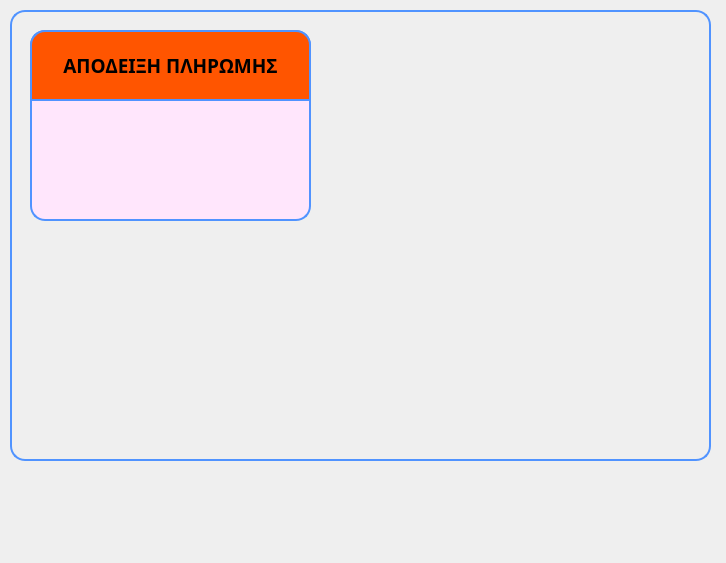
Old version of the form givemoneydialog.ui in the repository MrRisoni/Gauss.
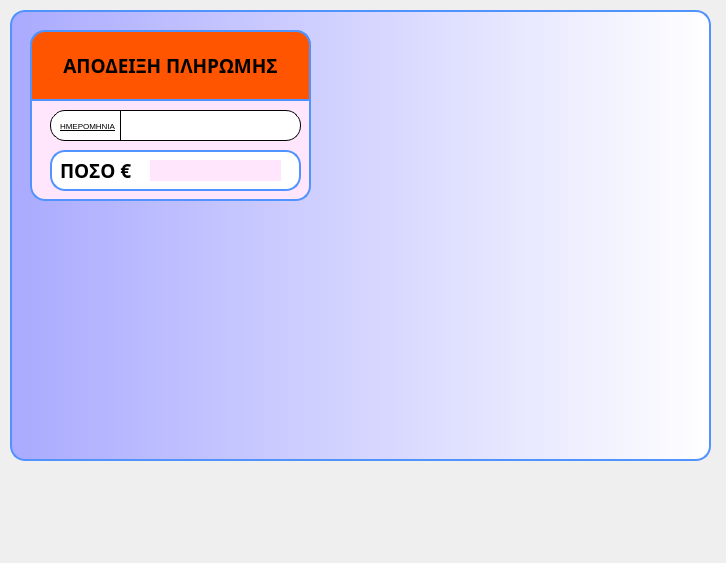
New version of the form.

```diff
--- a/givemoneydialog.ui
+++ b/givemoneydialog.ui
@@ -30,7 +30,8 @@
 	border-color: rgb(80, 147, 255);
 	border-style: solid;
 	border-width: 2px;
-	border-radius : 15px;
+	border-radius : 15px;	
+	background-color: qlineargradient(spread:pad, x1:0, y1:0, x2:1, y2:0, stop:0 rgba(170, 170, 255, 255), stop:1 rgba(255, 255, 255, 255));
 }</string>
    </property>
    <property name="frameShape">
@@ -48,7 +49,7 @@
       <x>20</x>
       <y>20</y>
       <width>281</width>
-      <height>191</height>
+      <height>171</height>
      </rect>
     </property>
     <property name="styleSheet">
@@ -194,6 +195,144 @@
       <set>Qt::AlignCenter</set>
      </property>
     </widget>
+    <widget class="QLineEdit" name="lineDate">
+     <property name="geometry">
+      <rect>
+       <x>90</x>
+       <y>80</y>
+       <width>181</width>
+       <height>31</height>
+      </rect>
+     </property>
+     <property name="styleSheet">
+      <string notr="true">border-color: black;
+border-style: solid;
+border-width: 1px;
+border-top-right-radius : 15px;
+border-bottom-right-radius : 15px;
+
+</string>
+     </property>
+    </widget>
+    <widget class="QLabel" name="label">
+     <property name="geometry">
+      <rect>
+       <x>30</x>
+       <y>85</y>
+       <width>61</width>
+       <height>21</height>
+      </rect>
+     </property>
+     <property name="font">
+      <font>
+       <pointsize>6</pointsize>
+       <underline>true</underline>
+      </font>
+     </property>
+     <property name="text">
+      <string>ΗΜΕΡΟΜΗΝΙΑ</string>
+     </property>
+    </widget>
+    <widget class="QFrame" name="frameMoney">
+     <property name="geometry">
+      <rect>
+       <x>20</x>
+       <y>120</y>
+       <width>251</width>
+       <height>41</height>
+      </rect>
+     </property>
+     <property name="styleSheet">
+      <string notr="true">#frameMoney {
+	border-color: rgb(80, 147, 255);
+	border-style: solid;
+	border-width: 2px;
+	border-radius : 15px;		
+	background-color: rgb(255, 255, 255);
+
+}</string>
+     </property>
+     <property name="frameShape">
+      <enum>QFrame::StyledPanel</enum>
+     </property>
+     <property name="frameShadow">
+      <enum>QFrame::Raised</enum>
+     </property>
+     <widget class="QLabel" name="label_2">
+      <property name="geometry">
+       <rect>
+        <x>10</x>
+        <y>0</y>
+        <width>81</width>
+        <height>41</height>
+       </rect>
+      </property>
+      <property name="font">
+       <font>
+        <family>STIX</family>
+        <pointsize>14</pointsize>
+        <weight>75</weight>
+        <bold>true</bold>
+       </font>
+      </property>
+      <property name="text">
+       <string>ΠΟΣΟ €</string>
+      </property>
+     </widget>
+     <widget class="QLineEdit" name="lineAmount">
+      <property name="geometry">
+       <rect>
+        <x>100</x>
+        <y>10</y>
+        <width>131</width>
+        <height>21</height>
+       </rect>
+      </property>
+      <property name="font">
+       <font>
+        <pointsize>11</pointsize>
+       </font>
+      </property>
+      <property name="styleSheet">
+       <string notr="true">#lineAmount{
+	background-color: rgb(255, 230, 252);
+
+}</string>
+      </property>
+      <property name="frame">
+       <bool>false</bool>
+      </property>
+     </widget>
+    </widget>
+    <widget class="QLabel" name="helpLabel">
+     <property name="geometry">
+      <rect>
+       <x>20</x>
+       <y>80</y>
+       <width>71</width>
+       <height>31</height>
+      </rect>
+     </property>
+     <property name="styleSheet">
+      <string notr="true">#helpLabel {
+	border-width: 1px;
+	border-color	:	black;
+	border-style : solid;
+	border-top-left-radius : 15px;
+	border-bottom-left-radius : 15px;
+	background-color: rgb(255, 255, 255);
+}
+</string>
+     </property>
+     <property name="text">
+      <string/>
+     </property>
+    </widget>
+    <zorder>helpLabel</zorder>
+    <zorder>pliromiLabel</zorder>
+    <zorder>lineDate</zorder>
+    <zorder>label</zorder>
+    <zorder>frameMoney</zorder>
    </widget>
   </widget>
  </widget>
```
